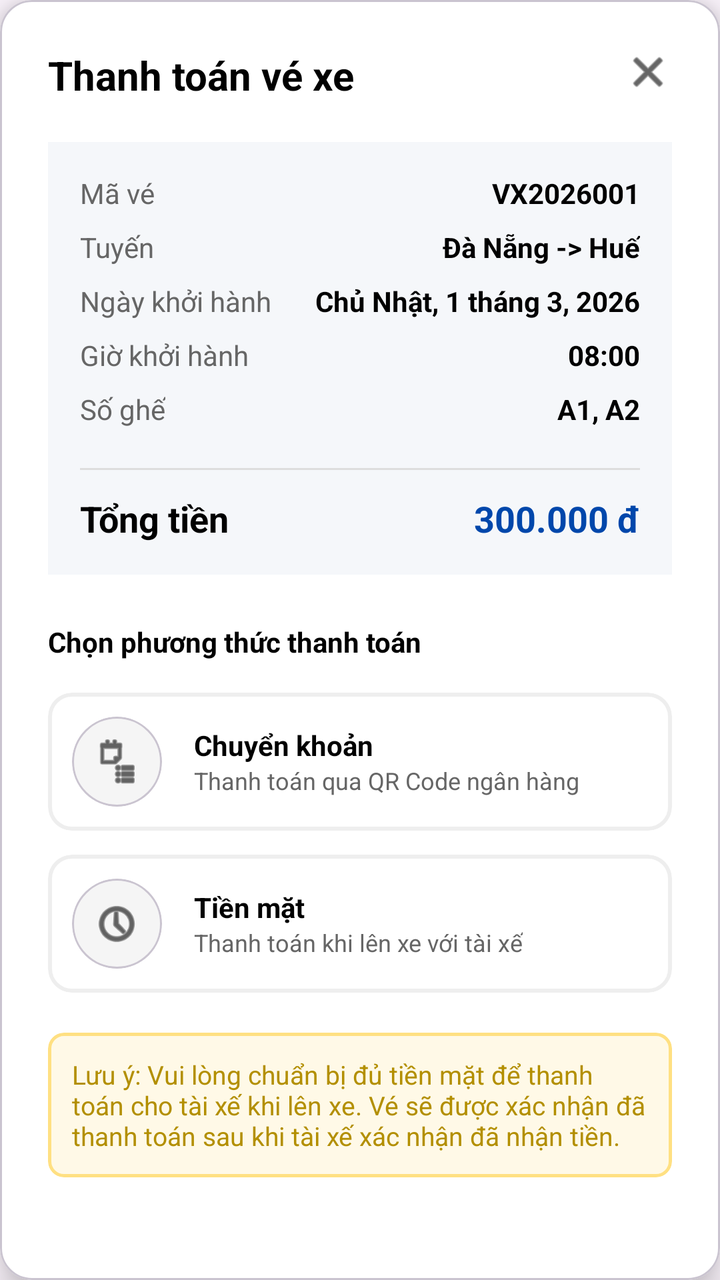
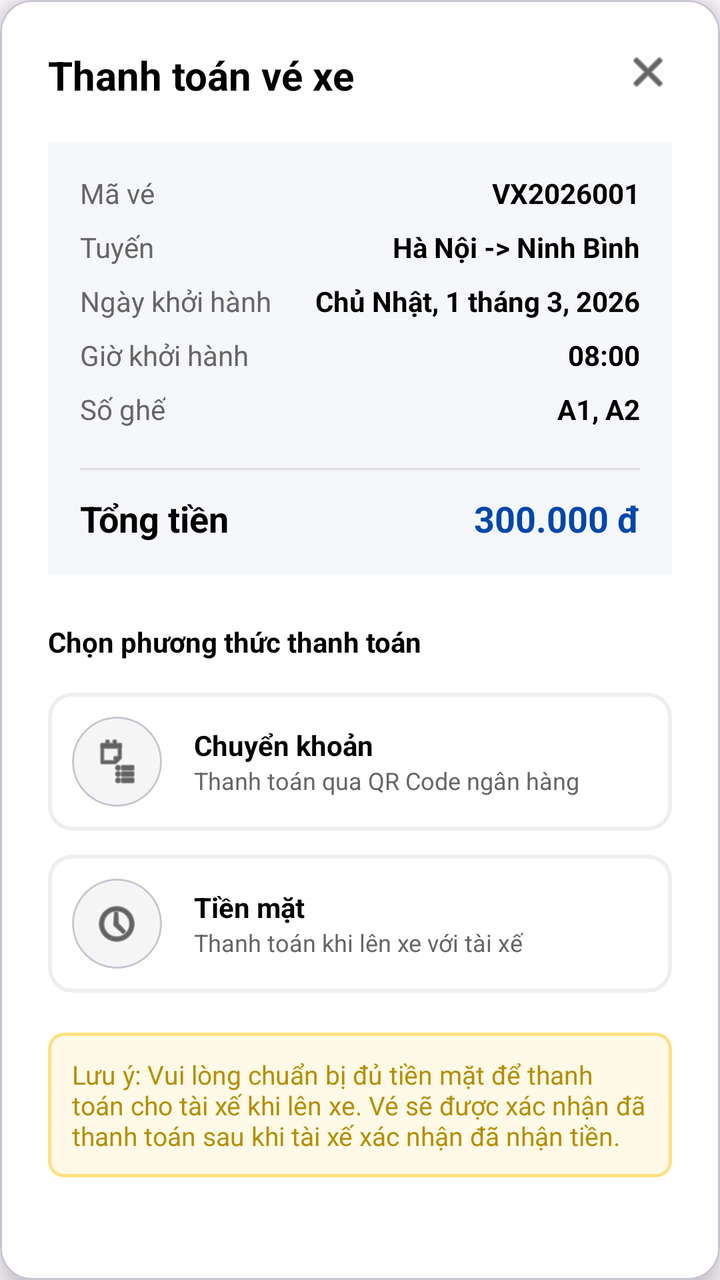

The first picture is an Android layout as it rendered before a commit; the second is the same layout after the commit. The layout source and the unified diff follow.
<!-- AndroidManifest.xml: application theme Theme.VeXeApp -->
<!-- res/layout/dialog_payment.xml -->
<?xml version="1.0" encoding="utf-8"?>
<com.google.android.material.card.MaterialCardView xmlns:android="http://schemas.android.com/apk/res/android"
    xmlns:app="http://schemas.android.com/apk/res-auto"
    android:layout_width="match_parent"
    android:layout_height="wrap_content"
    android:layout_margin="20dp"
    app:cardCornerRadius="16dp"
    app:cardElevation="10dp"
    app:cardBackgroundColor="@color/white">

    <LinearLayout
        android:layout_width="match_parent"
        android:layout_height="wrap_content"
        android:orientation="vertical"
        android:padding="24dp">

        <RelativeLayout
            android:layout_width="match_parent"
            android:layout_height="wrap_content">

            <TextView
                android:layout_width="wrap_content"
                android:layout_height="wrap_content"
                android:text="Thanh toán vé xe"
                android:textColor="@color/black"
                android:textSize="20sp"
                android:textStyle="bold" />

            <ImageView
                android:id="@+id/btnPaymentClose"
                android:layout_width="24dp"
                android:layout_height="24dp"
                android:layout_alignParentEnd="true"
                android:src="@android:drawable/ic_menu_close_clear_cancel"
                app:tint="@color/black" />
        </RelativeLayout>

        
        <LinearLayout
            android:layout_width="match_parent"
            android:layout_height="wrap_content"
            android:layout_marginTop="20dp"
            android:background="#F5F7FA"
            android:orientation="vertical"
            android:padding="16dp">

            <RelativeLayout
                android:layout_width="match_parent"
                android:layout_height="wrap_content"
                android:layout_marginBottom="8dp">
                <TextView android:layout_width="wrap_content" android:layout_height="wrap_content" android:text="Mã vé" android:textColor="#666666"/>
                <TextView android:id="@+id/tvPayTicketCode" android:layout_width="wrap_content" android:layout_height="wrap_content" android:layout_alignParentEnd="true" android:text="VX2026001" android:textColor="@color/black" android:textStyle="bold"/>
            </RelativeLayout>

            <RelativeLayout
                android:layout_width="match_parent"
                android:layout_height="wrap_content"
                android:layout_marginBottom="8dp">
                <TextView android:layout_width="wrap_content" android:layout_height="wrap_content" android:text="Tuyến" android:textColor="#666666"/>
                <TextView android:id="@+id/tvPayRoute" android:layout_width="wrap_content" android:layout_height="wrap_content" android:layout_alignParentEnd="true" android:text="Đà Nẵng -> Huế" android:textColor="@color/black" android:textStyle="bold"/>
            </RelativeLayout>

            <RelativeLayout
                android:layout_width="match_parent"
                android:layout_height="wrap_content"
                android:layout_marginBottom="8dp">
                <TextView android:layout_width="wrap_content" android:layout_height="wrap_content" android:text="Ngày khởi hành" android:textColor="#666666"/>
                <TextView android:id="@+id/tvPayDate" android:layout_width="wrap_content" android:layout_height="wrap_content" android:layout_alignParentEnd="true" android:text="Chủ Nhật, 1 tháng 3, 2026" android:textColor="@color/black" android:textStyle="bold"/>
            </RelativeLayout>

            <RelativeLayout
                android:layout_width="match_parent"
                android:layout_height="wrap_content"
                android:layout_marginBottom="8dp">
                <TextView android:layout_width="wrap_content" android:layout_height="wrap_content" android:text="Giờ khởi hành" android:textColor="#666666"/>
                <TextView android:id="@+id/tvPayTime" android:layout_width="wrap_content" android:layout_height="wrap_content" android:layout_alignParentEnd="true" android:text="08:00" android:textColor="@color/black" android:textStyle="bold"/>
            </RelativeLayout>

            <RelativeLayout
                android:layout_width="match_parent"
                android:layout_height="wrap_content"
                android:layout_marginBottom="8dp">
                <TextView android:layout_width="wrap_content" android:layout_height="wrap_content" android:text="Số ghế" android:textColor="#666666"/>
                <TextView android:id="@+id/tvPaySeats" android:layout_width="wrap_content" android:layout_height="wrap_content" android:layout_alignParentEnd="true" android:text="A1, A2" android:textColor="@color/black" android:textStyle="bold"/>
            </RelativeLayout>

            <View android:layout_width="match_parent" android:layout_height="1dp" android:layout_marginVertical="12dp" android:background="#DDDDDD" />

            <RelativeLayout
                android:layout_width="match_parent"
                android:layout_height="wrap_content">
                <TextView android:layout_width="wrap_content" android:layout_height="wrap_content" android:text="Tổng tiền" android:textColor="@color/black" android:textSize="18sp" android:textStyle="bold"/>
                <TextView android:id="@+id/tvPayTotal" android:layout_width="wrap_content" android:layout_height="wrap_content" android:layout_alignParentEnd="true" android:text="300.000 đ" android:textColor="#0047AB" android:textSize="18sp" android:textStyle="bold"/>
            </RelativeLayout>
        </LinearLayout>

        <TextView
            android:layout_width="wrap_content"
            android:layout_height="wrap_content"
            android:layout_marginTop="24dp"
            android:text="Chọn phương thức thanh toán"
            android:textColor="@color/black"
            android:textStyle="bold" />

        
        <RadioGroup
            android:id="@+id/rgPaymentMethods"
            android:layout_width="match_parent"
            android:layout_height="wrap_content"
            android:layout_marginTop="16dp">

            <com.google.android.material.card.MaterialCardView
                android:id="@+id/cardBankTransfer"
                android:layout_width="match_parent"
                android:layout_height="wrap_content"
                android:layout_marginBottom="12dp"
                app:cardCornerRadius="12dp"
                app:cardElevation="0dp"
                app:strokeWidth="2dp"
                app:strokeColor="#EEEEEE"
                app:cardBackgroundColor="@color/white">

                <RelativeLayout
                    android:layout_width="match_parent"
                    android:layout_height="wrap_content"
                    android:padding="12dp">

                    <com.google.android.material.card.MaterialCardView
                        android:id="@+id/iconBankContainer"
                        android:layout_width="45dp"
                        android:layout_height="45dp"
                        app:cardCornerRadius="25dp"
                        app:cardBackgroundColor="#F5F5F5"
                        app:cardElevation="0dp">
                        <ImageView
                            android:id="@+id/imgBank"
                            android:layout_width="match_parent"
                            android:layout_height="match_parent"
                            android:padding="10dp"
                            android:src="@android:drawable/ic_menu_agenda"
                            app:tint="@color/black" />
                    </com.google.android.material.card.MaterialCardView>

                    <LinearLayout
                        android:layout_width="match_parent"
                        android:layout_height="wrap_content"
                        android:layout_toEndOf="@id/iconBankContainer"
                        android:layout_marginStart="16dp"
                        android:layout_centerVertical="true"
                        android:orientation="vertical">
                        <TextView
                            android:layout_width="wrap_content"
                            android:layout_height="wrap_content"
                            android:text="Chuyển khoản"
                            android:textColor="@color/black"
                            android:textStyle="bold" />
                        <TextView
                            android:layout_width="wrap_content"
                            android:layout_height="wrap_content"
                            android:text="Thanh toán qua QR Code ngân hàng"
                            android:textColor="#666666"
                            android:textSize="12sp" />
                    </LinearLayout>

                    <RadioButton
                        android:id="@+id/rbBankTransfer"
                        android:layout_width="wrap_content"
                        android:layout_height="wrap_content"
                        android:layout_alignParentEnd="true"
                        android:layout_centerVertical="true"
                        android:visibility="gone"/>
                </RelativeLayout>
            </com.google.android.material.card.MaterialCardView>

            <com.google.android.material.card.MaterialCardView
                android:id="@+id/cardCash"
                android:layout_width="match_parent"
                android:layout_height="wrap_content"
                app:cardCornerRadius="12dp"
                app:cardElevation="0dp"
                app:strokeWidth="2dp"
                app:strokeColor="#EEEEEE"
                app:cardBackgroundColor="@color/white">

                <RelativeLayout
                    android:layout_width="match_parent"
                    android:layout_height="wrap_content"
                    android:padding="12dp">

                    <com.google.android.material.card.MaterialCardView
                        android:id="@+id/iconCashContainer"
                        android:layout_width="45dp"
                        android:layout_height="45dp"
                        app:cardCornerRadius="25dp"
                        app:cardBackgroundColor="#F5F5F5"
                        app:cardElevation="0dp">
                        <ImageView
                            android:id="@+id/imgCash"
                            android:layout_width="match_parent"
                            android:layout_height="match_parent"
                            android:padding="10dp"
                            android:src="@android:drawable/ic_menu_recent_history"
                            app:tint="@color/black" />
                    </com.google.android.material.card.MaterialCardView>

                    <LinearLayout
                        android:layout_width="match_parent"
                        android:layout_height="wrap_content"
                        android:layout_toEndOf="@id/iconCashContainer"
                        android:layout_marginStart="16dp"
                        android:layout_centerVertical="true"
                        android:orientation="vertical">
                        <TextView
                            android:layout_width="wrap_content"
                            android:layout_height="wrap_content"
                            android:text="Tiền mặt"
                            android:textColor="@color/black"
                            android:textStyle="bold" />
                        <TextView
                            android:layout_width="wrap_content"
                            android:layout_height="wrap_content"
                            android:text="Thanh toán khi lên xe với tài xế"
                            android:textColor="#666666"
                            android:textSize="12sp" />
                    </LinearLayout>

                    <RadioButton
                        android:id="@+id/rbCash"
                        android:layout_width="wrap_content"
                        android:layout_height="wrap_content"
                        android:layout_alignParentEnd="true"
                        android:layout_centerVertical="true"
                        android:visibility="gone"/>
                </RelativeLayout>
            </com.google.android.material.card.MaterialCardView>
        </RadioGroup>

        
        <com.google.android.material.card.MaterialCardView
            android:id="@+id/cardNote"
            android:layout_width="match_parent"
            android:layout_height="wrap_content"
            android:layout_marginTop="20dp"
            app:cardCornerRadius="8dp"
            app:cardElevation="0dp"
            app:cardBackgroundColor="#FFF9E7"
            app:strokeWidth="1.5dp"
            app:strokeColor="#FFE082">
            <TextView
                android:id="@+id/tvPaymentNote"
                android:layout_width="match_parent"
                android:layout_height="wrap_content"
                android:padding="12dp"
                android:text="Lưu ý: Vui lòng chuẩn bị đủ tiền mặt để thanh toán cho tài xế khi lên xe. Vé sẽ được xác nhận đã thanh toán sau khi tài xế xác nhận đã nhận tiền."
                android:textColor="#B38F00"
                android:textSize="13sp"/>
        </com.google.android.material.card.MaterialCardView>

        
        <LinearLayout
            android:layout_width="match_parent"
            android:layout_height="wrap_content"
            android:layout_marginTop="24dp"
            android:orientation="horizontal"
            android:weightSum="2">

            <Button
                android:id="@+id/btnPayCancel"
                android:layout_width="0dp"
                android:layout_height="54dp"
                android:layout_marginEnd="8dp"
                android:layout_weight="1"
                android:backgroundTint="#F5F5F5"
                android:text="Hủy"
                android:textAllCaps="false"
                android:textColor="@color/black"
                app:cornerRadius="27dp"/>

            <Button
                android:id="@+id/btnPayConfirm"
                android:layout_width="0dp"
                android:layout_height="54dp"
                android:layout_marginStart="8dp"
                android:layout_weight="1"
                android:backgroundTint="#1A1C2E"
                android:text="Xác nhận"
                android:textAllCaps="false"
                android:textColor="@color/white"
                app:cornerRadius="27dp"/>
        </LinearLayout>

    </LinearLayout>
</com.google.android.material.card.MaterialCardView>
<!-- resources referenced by this layout -->
<resources>
  <color name="black">#FF000000</color>
  <color name="white">#FFFFFFFF</color>
  <style name="Theme.VeXeApp" parent="Base.Theme.VeXeApp" />
  <style name="Base.Theme.VeXeApp" parent="Theme.Material3.DayNight.NoActionBar">
          
      </style>
</resources>

<!-- the commit's change to res/layout/dialog_payment.xml (unified diff, before → after) -->
@@ -57,7 +57,7 @@
                 android:layout_height="wrap_content"
                 android:layout_marginBottom="8dp">
                 <TextView android:layout_width="wrap_content" android:layout_height="wrap_content" android:text="Tuyến" android:textColor="#666666"/>
-                <TextView android:id="@+id/tvPayRoute" android:layout_width="wrap_content" android:layout_height="wrap_content" android:layout_alignParentEnd="true" android:text="Đà Nẵng -> Huế" android:textColor="@color/black" android:textStyle="bold"/>
+                <TextView android:id="@+id/tvPayRoute" android:layout_width="wrap_content" android:layout_height="wrap_content" android:layout_alignParentEnd="true" android:text="Hà Nội -> Ninh Bình" android:textColor="@color/black" android:textStyle="bold"/>
             </RelativeLayout>
 
             <RelativeLayout
